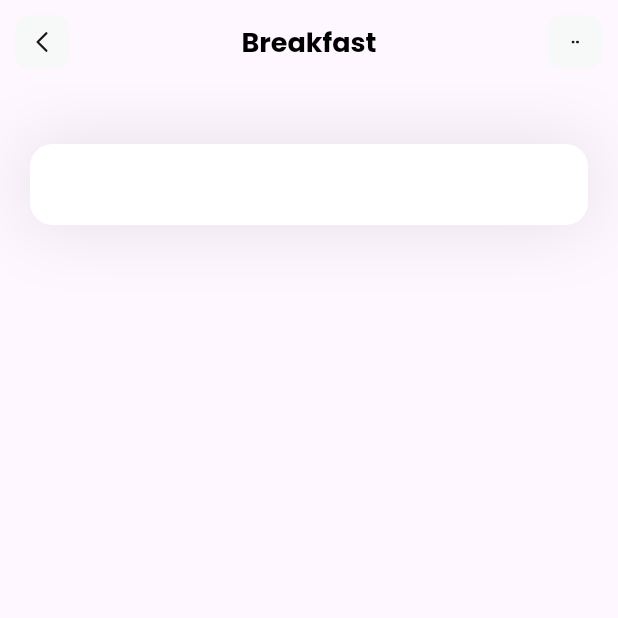
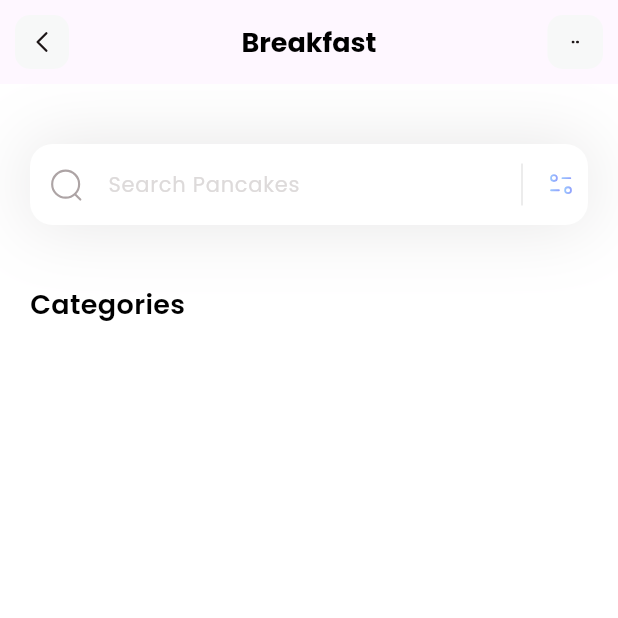
Before and after one commit to shankar-balasubramaniam/fitness, a Flutter app: the screen it shows after launch, on a phone screen of 412 x 824 dp, the top half of it. Run offline on Flutter 3.47's test engine with Material 3 defaults, Android fonts, the phone set to English and light mode, and no system bars; our stand-ins replace flutter_svg.

Commit message:
add icons to search field and add categories title

```diff
--- a/lib/pages/home.dart
+++ b/lib/pages/home.dart
@@ -1,5 +1,4 @@
 import 'package:flutter/material.dart';
-import 'package:flutter/widgets.dart';
 import 'package:flutter_svg/flutter_svg.dart';
 
 class HomePage extends StatelessWidget {
@@ -8,34 +7,87 @@ class HomePage extends StatelessWidget {
   @override
   Widget build(BuildContext context) {
     return Scaffold(
+      backgroundColor: Colors.white,
       appBar: appBar(),
       body: Column(
+        crossAxisAlignment: CrossAxisAlignment.start,
         children: [
-          Container(
-            margin: EdgeInsets.only(
+          _searchField(),
+          const SizedBox(
+            height: 40,
+          ),
+          const Column(
+            children: [
+              Padding(
+                padding: EdgeInsets.only(left: 20),
+                child: Text(
+                  'Categories',
+                  style: TextStyle(
+                    color: Colors.black,
+                    fontSize: 18,
+                    fontWeight: FontWeight.w600,
+                  ),
+                ),
+              )
+            ],
+          )
+        ],
+      ),
+    );
+  }
+
+  Container _searchField() {
+    return Container(
+      margin: const EdgeInsets.only(
         top: 40,
         left: 20,
         right: 20,
       ),
       decoration: BoxDecoration(boxShadow: [
         BoxShadow(
-                color: Color(0xff1D1617).withOpacity(0.11),
+          color: const Color(0xff1D1617).withOpacity(0.11),
           blurRadius: 40,
           spreadRadius: 0,
         )
       ]),
       child: TextField(
         decoration: InputDecoration(
+            hintText: 'Search Pancakes',
+            hintStyle: const TextStyle(
+              color: Color(0xffDDDADA),
+              fontSize: 14,
+            ),
+            prefixIcon: Padding(
+              padding: const EdgeInsets.all(12.0),
+              child: SvgPicture.asset('assets/icons/Search.svg'),
+            ),
+            suffixIcon: SizedBox(
+              width: 100,
+              child: IntrinsicHeight(
+                child: Row(
+                  mainAxisAlignment: MainAxisAlignment.end,
+                  children: [
+                    const VerticalDivider(
+                      color: Colors.black,
+                      thickness: 0.1,
+                      indent: 10,
+                      endIndent: 10,
+                    ),
+                    Padding(
+                      padding: const EdgeInsets.all(8.0),
+                      child: SvgPicture.asset('assets/icons/Filter.svg'),
+                    ),
+                  ],
+                ),
+              ),
+            ),
             filled: true,
             fillColor: Colors.white,
-                  contentPadding: EdgeInsets.all(15),
+            contentPadding: const EdgeInsets.all(15),
             border: OutlineInputBorder(
               borderRadius: BorderRadius.circular(15),
               borderSide: BorderSide.none,
             )),
-            ),
-          )
-        ],
       ),
     );
   }
@@ -54,16 +106,16 @@ class HomePage extends StatelessWidget {
       leading: GestureDetector(
         onTap: () {},
         child: Container(
-          margin: EdgeInsets.all(10),
+          margin: const EdgeInsets.all(10),
           alignment: Alignment.center,
+          decoration: BoxDecoration(
+            color: const Color(0xffF7F8F8),
+            borderRadius: BorderRadius.circular(10),
+          ),
           child: SvgPicture.asset(
             'assets/icons/Arrow - Left 2.svg',
             width: 20,
             height: 20,
-          ),
-          decoration: BoxDecoration(
-            color: Color(0xffF7F8F8),
-            borderRadius: BorderRadius.circular(10),
           ),
         ),
       ),
@@ -71,17 +123,17 @@ class HomePage extends StatelessWidget {
         GestureDetector(
           onTap: () {},
           child: Container(
-            margin: EdgeInsets.all(10),
+            margin: const EdgeInsets.all(10),
             width: 37,
             alignment: Alignment.center,
+            decoration: BoxDecoration(
+              color: const Color(0xffF7F8F8),
+              borderRadius: BorderRadius.circular(10),
+            ),
             child: SvgPicture.asset(
               'assets/icons/dots.svg',
               width: 5,
               height: 5,
-            ),
-            decoration: BoxDecoration(
-              color: Color(0xffF7F8F8),
-              borderRadius: BorderRadius.circular(10),
             ),
           ),
         ),
```
Also changed, not shown: assets/icons/Filter.svg (added), assets/icons/Search.svg (added). Lines whose indentation alone changed are shown as unchanged.
